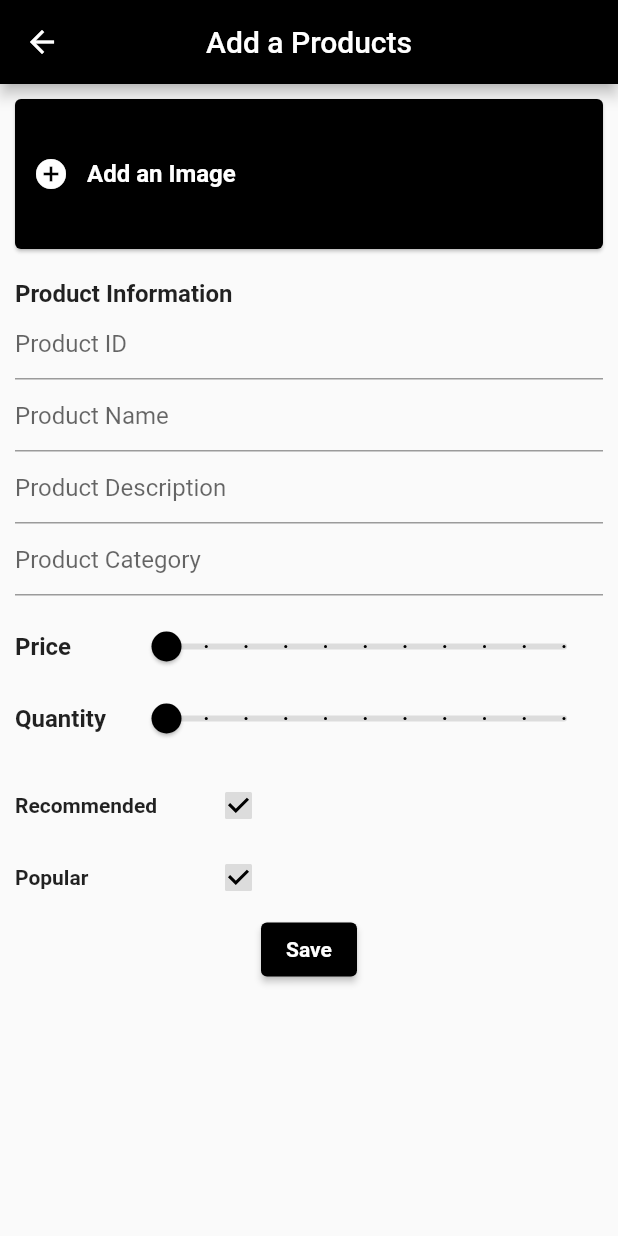
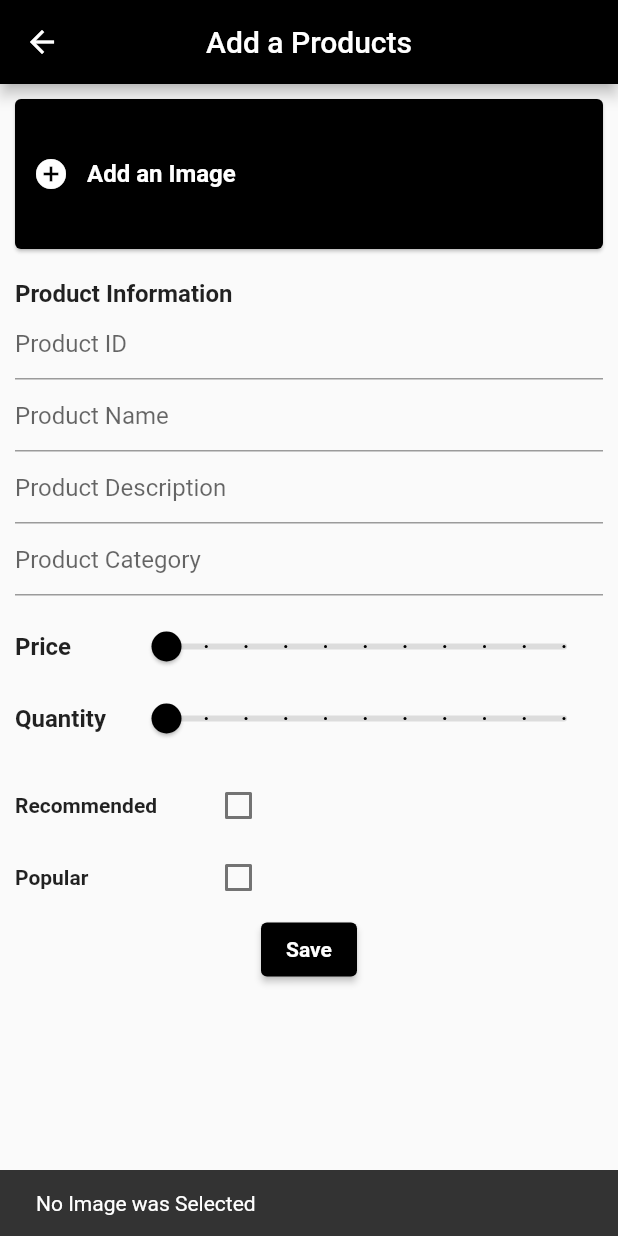
Before and after one commit to ahmed-hady-dev/e_commerce_admin, a Flutter app: the NewProductScreen screen opened by its route, after a tap on the "add circle" icon, on a phone screen of 412 x 824 dp. Run offline on Flutter 3.47's test engine with Material 2 defaults, Android fonts, the phone set to English and light mode, and no system bars; our stand-ins replace cloud_firestore, equatable, firebase_core, get, image_picker; accounts and stored records are empty; generated files the repository leaves out were written again.

Commit message:
#04 new product logic added

```diff
--- a/lib/controllers/product_controller.dart
+++ b/lib/controllers/product_controller.dart
@@ -5,6 +5,12 @@ import '../models/product_model.dart';
 
 class ProductController extends GetxController {
   List<Product> products = Product.products.obs;
+
+  var newProduct = {}.obs;
+  get price => newProduct['price'];
+  get quantity => newProduct['quantity'];
+  get isRecommended => newProduct['isRecommended'];
+  get isPopular => newProduct['isPopular'];
 
   void updateProductPrice(int index, Product product, double value) {
     product.price = value;
--- a/lib/main.dart
+++ b/lib/main.dart
@@ -29,7 +29,7 @@ class MyApp extends StatelessWidget {
       home: const HomeScreen(),
       getPages: [
         GetPage(name: '/products', page: () => ProductsScreen()),
-        GetPage(name: '/products/new', page: () => const NewProductScreen()),
+        GetPage(name: '/products/new', page: () => NewProductScreen()),
         GetPage(name: '/orders', page: () => const OrdersScreen())
       ],
     );
--- a/lib/screens/new_product_screen.dart
+++ b/lib/screens/new_product_screen.dart
@@ -1,19 +1,24 @@
+import 'package:e_commerce_admin/controllers/product_controller.dart';
 import 'package:flutter/material.dart';
+import 'package:get/get.dart';
+import 'package:image_picker/image_picker.dart';
 
 class NewProductScreen extends StatelessWidget {
-  const NewProductScreen({Key? key}) : super(key: key);
+  NewProductScreen({Key? key}) : super(key: key);
 
+  final ProductController productController = Get.find();
   @override
   Widget build(BuildContext context) {
     return Scaffold(
       appBar: AppBar(
-        title: Text('Add a Products'),
+        title: const Text('Add a Products'),
         centerTitle: true,
         backgroundColor: Colors.black,
       ),
       body: Padding(
-          padding: const EdgeInsets.all(10.0),
-          child: Column(
+        padding: const EdgeInsets.all(10.0),
+        child: Obx(
+          () => Column(
             crossAxisAlignment: CrossAxisAlignment.start,
             children: <Widget>[
               SizedBox(
@@ -23,7 +28,20 @@ class NewProductScreen extends StatelessWidget {
                   margin: EdgeInsets.zero,
                   child: Row(
                     children: [
-                      IconButton(onPressed: () {}, icon: const Icon(Icons.add_circle, color: Colors.white)),
+                      IconButton(
+                          onPressed: () async {
+                            ImagePicker _picker = ImagePicker();
+                            final XFile? _image = await _picker.pickImage(source: ImageSource.gallery);
+                            if (_image == null) {
+                              ScaffoldMessenger.of(context).showSnackBar(
+                                const SnackBar(
+                                  content: Text('No Image was Selected', style: TextStyle()),
+                                ),
+                              );
+                            }
+                            if (_image == null) {}
+                          },
+                          icon: const Icon(Icons.add_circle, color: Colors.white)),
                       const Text('Add an Image',
                           style: TextStyle(fontSize: 16, fontWeight: FontWeight.bold, color: Colors.white)),
                     ],
@@ -36,43 +54,97 @@ class NewProductScreen extends StatelessWidget {
                     fontSize: 16,
                     fontWeight: FontWeight.bold,
                   )),
-              buildTextFormField(hintText: 'Product ID'),
-              buildTextFormField(hintText: 'Product Name'),
-              buildTextFormField(hintText: 'Product Description'),
-              buildTextFormField(hintText: 'Product Category'),
+              buildTextFormField(
+                hintText: 'Product ID',
+                productController: productController,
+                name: 'id',
+              ),
+              buildTextFormField(
+                hintText: 'Product Name',
+                productController: productController,
+                name: 'name',
+              ),
+              buildTextFormField(
+                hintText: 'Product Description',
+                productController: productController,
+                name: 'description',
+              ),
+              buildTextFormField(
+                hintText: 'Product Category',
+                productController: productController,
+                name: 'category',
+              ),
               const SizedBox(height: 10.0),
-              _buildSlider(title: 'Price'),
-              _buildSlider(title: 'Quantity'),
+              _buildSlider(
+                title: 'Price',
+                name: 'Price',
+                productController: productController,
+                controllerValue: productController.price,
+              ),
+              _buildSlider(
+                title: 'Quantity',
+                name: 'Quantity',
+                productController: productController,
+                controllerValue: productController.quantity,
+              ),
               const SizedBox(height: 10.0),
-              _buildCheckbox(title: 'Recommended'),
-              _buildCheckbox(title: 'Popular'),
+              _buildCheckbox(
+                title: 'Recommended',
+                name: 'isRecommended',
+                productController: productController,
+                controllerValue: productController.isRecommended,
+              ),
+              _buildCheckbox(
+                title: 'Popular',
+                name: 'isPopular',
+                productController: productController,
+                controllerValue: productController.isPopular,
+              ),
               Center(
                   child: ElevatedButton(
                       onPressed: () {
-                        print('save');
+                        print(productController.newProduct);
                       },
                       style: ElevatedButton.styleFrom(primary: Colors.black),
                       child: const Text('Save', style: TextStyle(fontSize: 14, fontWeight: FontWeight.bold)))),
             ],
-          )),
+          ),
+        ),
+      ),
     );
   }
 
-  Row _buildCheckbox({required String title}) {
+  Row _buildCheckbox({
+    required String title,
+    required String name,
+    required ProductController productController,
+    bool? controllerValue,
+  }) {
     return Row(
       children: <Widget>[
         SizedBox(width: 125, child: Text(title, style: const TextStyle(fontSize: 14, fontWeight: FontWeight.bold))),
         Checkbox(
-          value: true,
+          value: (controllerValue == null) ? false : controllerValue,
           checkColor: Colors.black,
           activeColor: Colors.black12,
-          onChanged: (value) {},
+          onChanged: (value) {
+            productController.newProduct.update(
+              name,
+              (_) => value,
+              ifAbsent: () => value,
+            );
+          },
         ),
       ],
     );
   }
 
-  Row _buildSlider({required String title}) {
+  Row _buildSlider({
+    required String title,
+    required String name,
+    required ProductController productController,
+    double? controllerValue,
+  }) {
     return Row(
       children: [
         SizedBox(
@@ -85,22 +157,38 @@ class NewProductScreen extends StatelessWidget {
         ),
         Expanded(
           child: Slider(
-            value: 0,
+            value: (controllerValue == null) ? 0 : controllerValue,
             min: 0.0,
             max: 25,
             divisions: 10,
             activeColor: Colors.black,
             inactiveColor: Colors.black12,
-            onChanged: (value) {},
+            onChanged: (value) {
+              productController.newProduct.update(
+                name,
+                (_) => value,
+                ifAbsent: () => value,
+              );
+            },
           ),
         ),
       ],
     );
   }
 
-  TextFormField buildTextFormField({required String hintText}) {
+  TextFormField buildTextFormField({
+    required String hintText,
+    required String name,
+    required ProductController productController,
+  }) {
     return TextFormField(
-      decoration: InputDecoration(hintText: hintText),
-    );
+        decoration: InputDecoration(hintText: hintText),
+        onChanged: (value) {
+          productController.newProduct.update(
+            name,
+            (_) => value,
+            ifAbsent: () => value,
+          );
+        });
   }
 }
```
